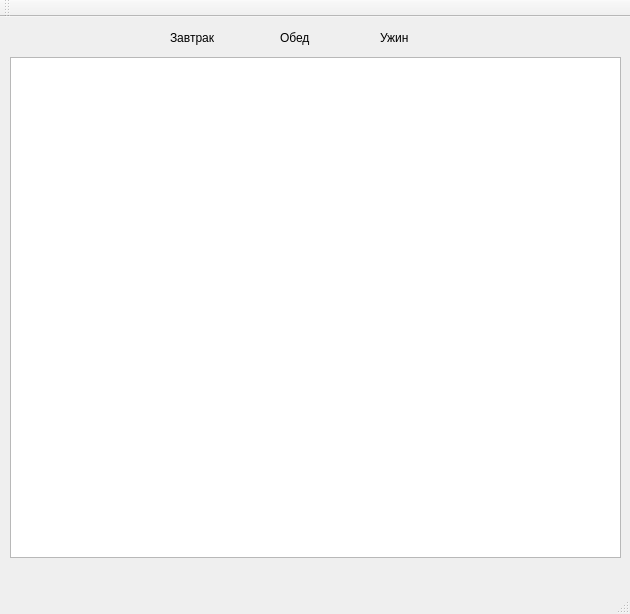
Above: mainwindow.ui from SammyVimes/IDP-Strikes-back before the change. Below: the same form after it.
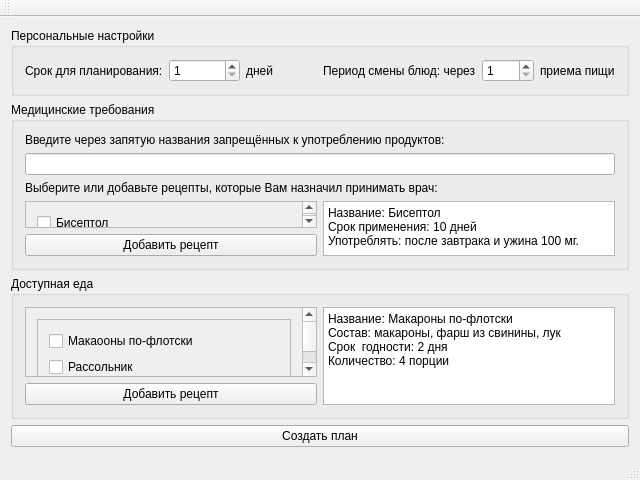
That is the form after the change.

Commit message: Added main form, fixes #2

```diff
--- a/mainwindow.ui
+++ b/mainwindow.ui
@@ -6,63 +6,300 @@
    <rect>
     <x>0</x>
     <y>0</y>
-    <width>630</width>
-    <height>614</height>
+    <width>640</width>
+    <height>480</height>
    </rect>
   </property>
+  <property name="minimumSize">
+   <size>
+    <width>640</width>
+    <height>480</height>
+   </size>
+  </property>
+  <property name="maximumSize">
+   <size>
+    <width>640</width>
+    <height>480</height>
+   </size>
+  </property>
   <property name="windowTitle">
    <string>MainWindow</string>
   </property>
   <widget class="QWidget" name="centralWidget">
-   <widget class="QGraphicsView" name="graphicsView">
-    <property name="geometry">
-     <rect>
-      <x>10</x>
-      <y>40</y>
-      <width>611</width>
-      <height>501</height>
-     </rect>
-    </property>
-   </widget>
-   <widget class="QLabel" name="label">
-    <property name="geometry">
-     <rect>
-      <x>170</x>
-      <y>10</y>
-      <width>61</width>
-      <height>21</height>
-     </rect>
-    </property>
-    <property name="text">
-     <string>Завтрак</string>
-    </property>
-   </widget>
-   <widget class="QLabel" name="label_2">
-    <property name="geometry">
-     <rect>
-      <x>280</x>
-      <y>10</y>
-      <width>41</width>
-      <height>21</height>
-     </rect>
-    </property>
-    <property name="text">
-     <string>Обед</string>
-    </property>
-   </widget>
-   <widget class="QLabel" name="label_3">
-    <property name="geometry">
-     <rect>
-      <x>380</x>
-      <y>10</y>
-      <width>41</width>
-      <height>21</height>
-     </rect>
-    </property>
-    <property name="text">
-     <string>Ужин</string>
-    </property>
-   </widget>
+   <property name="maximumSize">
+    <size>
+     <width>640</width>
+     <height>480</height>
+    </size>
+   </property>
+   <layout class="QVBoxLayout" name="verticalLayout">
+    <item>
+     <widget class="QGroupBox" name="groupBox">
+      <property name="maximumSize">
+       <size>
+        <width>640</width>
+        <height>480</height>
+       </size>
+      </property>
+      <property name="title">
+       <string>Персональные настройки</string>
+      </property>
+      <layout class="QHBoxLayout" name="horizontalLayout_5">
+       <item>
+        <layout class="QHBoxLayout" name="horizontalLayout">
+         <item>
+          <widget class="QLabel" name="label">
+           <property name="minimumSize">
+            <size>
+             <width>135</width>
+             <height>0</height>
+            </size>
+           </property>
+           <property name="text">
+            <string>Срок для планирования:</string>
+           </property>
+          </widget>
+         </item>
+         <item>
+          <widget class="QSpinBox" name="scheduleDaysSpinBox">
+           <property name="accelerated">
+            <bool>true</bool>
+           </property>
+           <property name="showGroupSeparator" stdset="0">
+            <bool>false</bool>
+           </property>
+           <property name="minimum">
+            <number>1</number>
+           </property>
+           <property name="value">
+            <number>1</number>
+           </property>
+          </widget>
+         </item>
+         <item>
+          <widget class="QLabel" name="label_2">
+           <property name="text">
+            <string>дней</string>
+           </property>
+          </widget>
+         </item>
+        </layout>
+       </item>
+       <item>
+        <layout class="QHBoxLayout" name="horizontalLayout_2">
+         <item>
+          <widget class="QLabel" name="label_3">
+           <property name="text">
+            <string>Период смены блюд: через</string>
+           </property>
+          </widget>
+         </item>
+         <item>
+          <widget class="QSpinBox" name="changeScheduleSpinBox">
+           <property name="minimum">
+            <number>1</number>
+           </property>
+          </widget>
+         </item>
+         <item>
+          <widget class="QLabel" name="label_4">
+           <property name="text">
+            <string>приема пищи</string>
+           </property>
+          </widget>
+         </item>
+        </layout>
+       </item>
+      </layout>
+     </widget>
+    </item>
+    <item>
+     <widget class="QGroupBox" name="groupBox_2">
+      <property name="maximumSize">
+       <size>
+        <width>800</width>
+        <height>800</height>
+       </size>
+      </property>
+      <property name="title">
+       <string>Медицинские требования</string>
+      </property>
+      <layout class="QHBoxLayout" name="horizontalLayout_4">
+       <item>
+        <layout class="QVBoxLayout" name="verticalLayout_3">
+         <item>
+          <widget class="QLabel" name="label_5">
+           <property name="text">
+            <string>Введите через запятую названия запрещённых к употреблению продуктов:</string>
+           </property>
+          </widget>
+         </item>
+         <item>
+          <widget class="QLineEdit" name="forbiddenLineEdit"/>
+         </item>
+         <item>
+          <widget class="QLabel" name="label_6">
+           <property name="text">
+            <string>Выберите или добавьте рецепты, которые Вам назначил принимать врач:</string>
+           </property>
+          </widget>
+         </item>
+         <item>
+          <layout class="QHBoxLayout" name="horizontalLayout_3">
+           <item>
+            <layout class="QVBoxLayout" name="verticalLayout_2">
+             <item>
+              <widget class="QScrollArea" name="pillsScrollArea">
+               <property name="widgetResizable">
+                <bool>true</bool>
+               </property>
+               <widget class="QWidget" name="scrollAreaWidgetContents">
+                <property name="geometry">
+                 <rect>
+                  <x>0</x>
+                  <y>0</y>
+                  <width>275</width>
+                  <height>58</height>
+                 </rect>
+                </property>
+                <layout class="QVBoxLayout" name="verticalLayout_7">
+                 <item>
+                  <widget class="QCheckBox" name="pillCheckBox_1">
+                   <property name="text">
+                    <string>Бисептол</string>
+                   </property>
+                  </widget>
+                 </item>
+                 <item>
+                  <widget class="QCheckBox" name="pillCheckBox_2">
+                   <property name="text">
+                    <string>Хилак форте</string>
+                   </property>
+                  </widget>
+                 </item>
+                </layout>
+               </widget>
+              </widget>
+             </item>
+             <item>
+              <widget class="QPushButton" name="addPillPushButton">
+               <property name="text">
+                <string>Добавить рецепт</string>
+               </property>
+              </widget>
+             </item>
+            </layout>
+           </item>
+           <item>
+            <widget class="QPlainTextEdit" name="pillPlainTextEdit">
+             <property name="plainText">
+              <string>Название: Бисептол
+Срок применения: 10 дней
+Употреблять: после завтрака и ужина 100 мг.</string>
+             </property>
+            </widget>
+           </item>
+          </layout>
+         </item>
+        </layout>
+       </item>
+      </layout>
+     </widget>
+    </item>
+    <item>
+     <widget class="QGroupBox" name="groupBox_3">
+      <property name="title">
+       <string>Доступная еда</string>
+      </property>
+      <layout class="QVBoxLayout" name="verticalLayout_5">
+       <item>
+        <layout class="QHBoxLayout" name="horizontalLayout_6">
+         <item>
+          <layout class="QVBoxLayout" name="verticalLayout_4">
+           <item>
+            <widget class="QScrollArea" name="foodScrollArea">
+             <property name="widgetResizable">
+              <bool>true</bool>
+             </property>
+             <widget class="QWidget" name="scrollAreaWidgetContents_4">
+              <property name="geometry">
+               <rect>
+                <x>0</x>
+                <y>-20</y>
+                <width>276</width>
+                <height>89</height>
+               </rect>
+              </property>
+              <layout class="QVBoxLayout" name="verticalLayout_6">
+               <item>
+                <widget class="QScrollArea" name="scrollArea">
+                 <property name="widgetResizable">
+                  <bool>true</bool>
+                 </property>
+                 <widget class="QWidget" name="scrollAreaWidgetContents_5">
+                  <property name="geometry">
+                   <rect>
+                    <x>0</x>
+                    <y>0</y>
+                    <width>256</width>
+                    <height>69</height>
+                   </rect>
+                  </property>
+                  <layout class="QVBoxLayout" name="verticalLayout_8">
+                   <item>
+                    <widget class="QCheckBox" name="foodCheckBox_2">
+                     <property name="text">
+                      <string>Макаооны по-флотски</string>
+                     </property>
+                    </widget>
+                   </item>
+                   <item>
+                    <widget class="QCheckBox" name="foodCheckBox_1">
+                     <property name="text">
+                      <string>Рассольник</string>
+                     </property>
+                    </widget>
+                   </item>
+                  </layout>
+                 </widget>
+                </widget>
+               </item>
+              </layout>
+             </widget>
+            </widget>
+           </item>
+           <item>
+            <widget class="QPushButton" name="addFoodPushButton">
+             <property name="text">
+              <string>Добавить рецепт</string>
+             </property>
+            </widget>
+           </item>
+          </layout>
+         </item>
+         <item>
+          <widget class="QPlainTextEdit" name="foodPlainTextEdit">
+           <property name="plainText">
+            <string>Название: Макароны по-флотски
+Состав: макароны, фарш из свинины, лук
+Срок  годности: 2 дня
+Количество: 4 порции</string>
+           </property>
+          </widget>
+         </item>
+        </layout>
+       </item>
+      </layout>
+     </widget>
+    </item>
+    <item>
+     <widget class="QPushButton" name="createPlanPushButton">
+      <property name="text">
+       <string>Создать план</string>
+      </property>
+     </widget>
+    </item>
+   </layout>
   </widget>
   <widget class="QMenuBar" name="menuBar">
    <property name="geometry">
```
Left out of the diff: 4 changed lines with no effect on the pictures. The commit also changes 6 other files.
